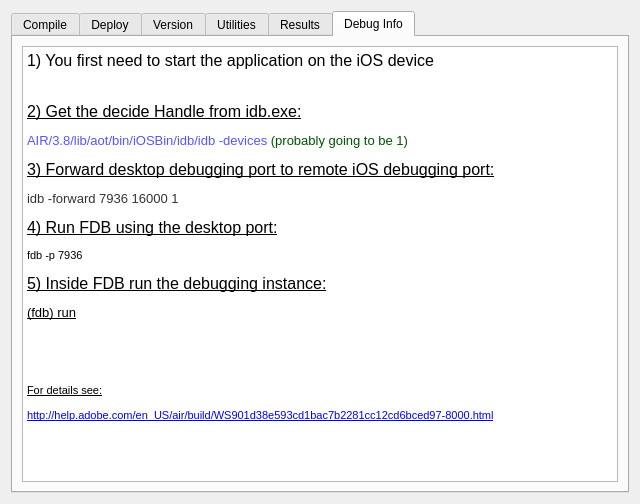
sernst/CompilerDeck, file resources/widget/DeckCompileWidget/DeckCompileWidget.ui: the form before one commit.
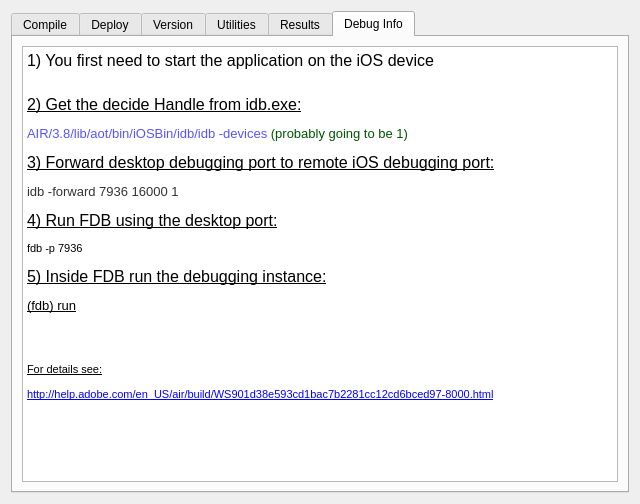
The form after the commit. The open tabs and pages were chosen to show the change.

Diff of the .ui file:
```diff
--- a/resources/widget/DeckCompileWidget/DeckCompileWidget.ui
+++ b/resources/widget/DeckCompileWidget/DeckCompileWidget.ui
@@ -1220,19 +1220,19 @@
           <string>&lt;!DOCTYPE HTML PUBLIC &quot;-//W3C//DTD HTML 4.0//EN&quot; &quot;http://www.w3.org/TR/REC-html40/strict.dtd&quot;&gt;
 &lt;html&gt;&lt;head&gt;&lt;meta name=&quot;qrichtext&quot; content=&quot;1&quot; /&gt;&lt;style type=&quot;text/css&quot;&gt;
 p, li { white-space: pre-wrap; }
-&lt;/style&gt;&lt;/head&gt;&lt;body style=&quot; font-family:'.Lucida Grande UI'; font-size:13pt; font-weight:400; font-style:normal;&quot;&gt;
-&lt;p style=&quot; margin-top:12px; margin-bottom:12px; margin-left:0px; margin-right:0px; -qt-block-indent:0; text-indent:0px;&quot;&gt;&lt;span style=&quot; font-family:'MS Shell Dlg 2'; font-size:12pt; color:#000000;&quot;&gt;1) You first need to start the application on the iOS device&lt;/span&gt;&lt;/p&gt;
-&lt;p style=&quot; margin-top:12px; margin-bottom:12px; margin-left:0px; margin-right:0px; -qt-block-indent:0; text-indent:0px;&quot;&gt;&lt;span style=&quot; font-family:'MS Shell Dlg 2'; font-size:8pt;&quot;&gt;&lt;br /&gt;&lt;/span&gt;&lt;a href=&quot;http://help.adobe.com/en_US/air/build/WS901d38e593cd1bac7b2281cc12cd6bced97-8000.html&quot;&gt;&lt;span style=&quot; font-family:'MS Shell Dlg 2'; font-size:12pt; text-decoration: underline; color:#000000;&quot;&gt;2) Get the decide Handle from idb.exe:&lt;/span&gt;&lt;/a&gt;&lt;/p&gt;
+&lt;/style&gt;&lt;/head&gt;&lt;body style=&quot; font-family:'MS Shell Dlg 2'; font-size:8.25pt; font-weight:400; font-style:normal;&quot;&gt;
+&lt;p style=&quot; margin-top:12px; margin-bottom:12px; margin-left:0px; margin-right:0px; -qt-block-indent:0; text-indent:0px;&quot;&gt;&lt;span style=&quot; font-size:12pt; color:#000000;&quot;&gt;1) You first need to start the application on the iOS device&lt;/span&gt;&lt;/p&gt;
+&lt;p style=&quot; margin-top:12px; margin-bottom:12px; margin-left:0px; margin-right:0px; -qt-block-indent:0; text-indent:0px;&quot;&gt;&lt;span style=&quot; font-size:8pt;&quot;&gt;&lt;br /&gt;&lt;/span&gt;&lt;a href=&quot;http://help.adobe.com/en_US/air/build/WS901d38e593cd1bac7b2281cc12cd6bced97-8000.html&quot;&gt;&lt;span style=&quot; font-size:12pt; text-decoration: underline; color:#000000;&quot;&gt;2) Get the decide Handle from idb.exe:&lt;/span&gt;&lt;/a&gt;&lt;/p&gt;
 &lt;p style=&quot; margin-top:12px; margin-bottom:12px; margin-left:0px; margin-right:0px; -qt-block-indent:0; text-indent:0px;&quot;&gt;&lt;span style=&quot; font-family:'monospace'; font-size:10pt; color:#5555ff;&quot;&gt;AIR/3.8/lib/aot/bin/iOSBin/idb&lt;/span&gt;&lt;span style=&quot; font-family:'Courier New,courier'; font-size:10pt; color:#5555ff;&quot;&gt;/idb -devices &lt;/span&gt;&lt;span style=&quot; font-family:'Courier New,courier'; font-size:10pt; color:#005500;&quot;&gt;(probably going to be 1)&lt;/span&gt;&lt;/p&gt;
-&lt;p style=&quot; margin-top:12px; margin-bottom:12px; margin-left:0px; margin-right:0px; -qt-block-indent:0; text-indent:0px;&quot;&gt;&lt;a href=&quot;http://help.adobe.com/en_US/air/build/WS901d38e593cd1bac7b2281cc12cd6bced97-8000.html&quot;&gt;&lt;span style=&quot; font-family:'MS Shell Dlg 2'; font-size:12pt; text-decoration: underline; color:#000000;&quot;&gt;3) Forward desktop debugging port to remote iOS debugging port:&lt;/span&gt;&lt;/a&gt;&lt;/p&gt;
+&lt;p style=&quot; margin-top:12px; margin-bottom:12px; margin-left:0px; margin-right:0px; -qt-block-indent:0; text-indent:0px;&quot;&gt;&lt;a href=&quot;http://help.adobe.com/en_US/air/build/WS901d38e593cd1bac7b2281cc12cd6bced97-8000.html&quot;&gt;&lt;span style=&quot; font-size:12pt; text-decoration: underline; color:#000000;&quot;&gt;3) Forward desktop debugging port to remote iOS debugging port:&lt;/span&gt;&lt;/a&gt;&lt;/p&gt;
 &lt;p style=&quot; margin-top:12px; margin-bottom:12px; margin-left:0px; margin-right:0px; -qt-block-indent:0; text-indent:0px;&quot;&gt;&lt;span style=&quot; font-family:'Courier New,courier'; font-size:10pt; color:#333333;&quot;&gt;idb -forward 7936 16000 1&lt;/span&gt;&lt;/p&gt;
-&lt;p style=&quot; margin-top:12px; margin-bottom:12px; margin-left:0px; margin-right:0px; -qt-block-indent:0; text-indent:0px;&quot;&gt;&lt;a href=&quot;http://help.adobe.com/en_US/air/build/WS901d38e593cd1bac7b2281cc12cd6bced97-8000.html&quot;&gt;&lt;span style=&quot; font-family:'MS Shell Dlg 2'; font-size:12pt; text-decoration: underline; color:#000000;&quot;&gt;4) Run FDB using the desktop port:&lt;/span&gt;&lt;/a&gt;&lt;/p&gt;
-&lt;p style=&quot; margin-top:12px; margin-bottom:12px; margin-left:0px; margin-right:0px; -qt-block-indent:0; text-indent:0px;&quot;&gt;&lt;span style=&quot; font-family:'MS Shell Dlg 2'; font-size:8pt;&quot;&gt;fdb -p 7936&lt;/span&gt;&lt;/p&gt;
-&lt;p style=&quot; margin-top:12px; margin-bottom:12px; margin-left:0px; margin-right:0px; -qt-block-indent:0; text-indent:0px;&quot;&gt;&lt;a href=&quot;http://help.adobe.com/en_US/air/build/WS901d38e593cd1bac7b2281cc12cd6bced97-8000.html&quot;&gt;&lt;span style=&quot; font-family:'MS Shell Dlg 2'; font-size:12pt; text-decoration: underline; color:#000000;&quot;&gt;5) Inside FDB run the debugging instance:&lt;/span&gt;&lt;/a&gt;&lt;/p&gt;
-&lt;p style=&quot; margin-top:12px; margin-bottom:12px; margin-left:0px; margin-right:0px; -qt-block-indent:0; text-indent:0px;&quot;&gt;&lt;a href=&quot;http://help.adobe.com/en_US/air/build/WS901d38e593cd1bac7b2281cc12cd6bced97-8000.html&quot;&gt;&lt;span style=&quot; font-family:'MS Shell Dlg 2'; font-size:10pt; text-decoration: underline; color:#000000;&quot;&gt;(fdb) run&lt;/span&gt;&lt;/a&gt;&lt;/p&gt;
-&lt;p style=&quot; margin-top:12px; margin-bottom:12px; margin-left:0px; margin-right:0px; -qt-block-indent:0; text-indent:0px;&quot;&gt;&lt;span style=&quot; font-family:'MS Shell Dlg 2'; font-size:8pt;&quot;&gt;&lt;br /&gt;&lt;/span&gt;&lt;/p&gt;
-&lt;p style=&quot; margin-top:12px; margin-bottom:12px; margin-left:0px; margin-right:0px; -qt-block-indent:0; text-indent:0px;&quot;&gt;&lt;a href=&quot;http://help.adobe.com/en_US/air/build/WS901d38e593cd1bac7b2281cc12cd6bced97-8000.html&quot;&gt;&lt;span style=&quot; font-family:'MS Shell Dlg 2'; font-size:8pt; text-decoration: underline; color:#000000;&quot;&gt;For details see:&lt;/span&gt;&lt;/a&gt;&lt;/p&gt;
-&lt;p style=&quot; margin-top:12px; margin-bottom:12px; margin-left:0px; margin-right:0px; -qt-block-indent:0; text-indent:0px;&quot;&gt;&lt;a href=&quot;http://help.adobe.com/en_US/air/build/WS901d38e593cd1bac7b2281cc12cd6bced97-8000.html&quot;&gt;&lt;span style=&quot; font-family:'MS Shell Dlg 2'; font-size:8pt; text-decoration: underline; color:#0000ff;&quot;&gt;http://help.adobe.com/en_US/air/build/WS901d38e593cd1bac7b2281cc12cd6bced97-8000.html&lt;/span&gt;&lt;/a&gt;&lt;/p&gt;&lt;/body&gt;&lt;/html&gt;</string>
+&lt;p style=&quot; margin-top:12px; margin-bottom:12px; margin-left:0px; margin-right:0px; -qt-block-indent:0; text-indent:0px;&quot;&gt;&lt;a href=&quot;http://help.adobe.com/en_US/air/build/WS901d38e593cd1bac7b2281cc12cd6bced97-8000.html&quot;&gt;&lt;span style=&quot; font-size:12pt; text-decoration: underline; color:#000000;&quot;&gt;4) Run FDB using the desktop port:&lt;/span&gt;&lt;/a&gt;&lt;/p&gt;
+&lt;p style=&quot; margin-top:12px; margin-bottom:12px; margin-left:0px; margin-right:0px; -qt-block-indent:0; text-indent:0px;&quot;&gt;&lt;span style=&quot; font-size:8pt;&quot;&gt;fdb -p 7936&lt;/span&gt;&lt;/p&gt;
+&lt;p style=&quot; margin-top:12px; margin-bottom:12px; margin-left:0px; margin-right:0px; -qt-block-indent:0; text-indent:0px;&quot;&gt;&lt;a href=&quot;http://help.adobe.com/en_US/air/build/WS901d38e593cd1bac7b2281cc12cd6bced97-8000.html&quot;&gt;&lt;span style=&quot; font-size:12pt; text-decoration: underline; color:#000000;&quot;&gt;5) Inside FDB run the debugging instance:&lt;/span&gt;&lt;/a&gt;&lt;/p&gt;
+&lt;p style=&quot; margin-top:12px; margin-bottom:12px; margin-left:0px; margin-right:0px; -qt-block-indent:0; text-indent:0px;&quot;&gt;&lt;a href=&quot;http://help.adobe.com/en_US/air/build/WS901d38e593cd1bac7b2281cc12cd6bced97-8000.html&quot;&gt;&lt;span style=&quot; font-size:10pt; text-decoration: underline; color:#000000;&quot;&gt;(fdb) run&lt;/span&gt;&lt;/a&gt;&lt;/p&gt;
+&lt;p style=&quot; margin-top:12px; margin-bottom:12px; margin-left:0px; margin-right:0px; -qt-block-indent:0; text-indent:0px;&quot;&gt;&lt;span style=&quot; font-size:8pt;&quot;&gt;&lt;br /&gt;&lt;/span&gt;&lt;/p&gt;
+&lt;p style=&quot; margin-top:12px; margin-bottom:12px; margin-left:0px; margin-right:0px; -qt-block-indent:0; text-indent:0px;&quot;&gt;&lt;a href=&quot;http://help.adobe.com/en_US/air/build/WS901d38e593cd1bac7b2281cc12cd6bced97-8000.html&quot;&gt;&lt;span style=&quot; font-size:8pt; text-decoration: underline; color:#000000;&quot;&gt;For details see:&lt;/span&gt;&lt;/a&gt;&lt;/p&gt;
+&lt;p style=&quot; margin-top:12px; margin-bottom:12px; margin-left:0px; margin-right:0px; -qt-block-indent:0; text-indent:0px;&quot;&gt;&lt;a href=&quot;http://help.adobe.com/en_US/air/build/WS901d38e593cd1bac7b2281cc12cd6bced97-8000.html&quot;&gt;&lt;span style=&quot; font-size:8pt; text-decoration: underline; color:#0000ff;&quot;&gt;http://help.adobe.com/en_US/air/build/WS901d38e593cd1bac7b2281cc12cd6bced97-8000.html&lt;/span&gt;&lt;/a&gt;&lt;/p&gt;&lt;/body&gt;&lt;/html&gt;</string>
          </property>
         </widget>
        </item>
```
Left out of the diff: 20 changed lines with no effect on the pictures.
